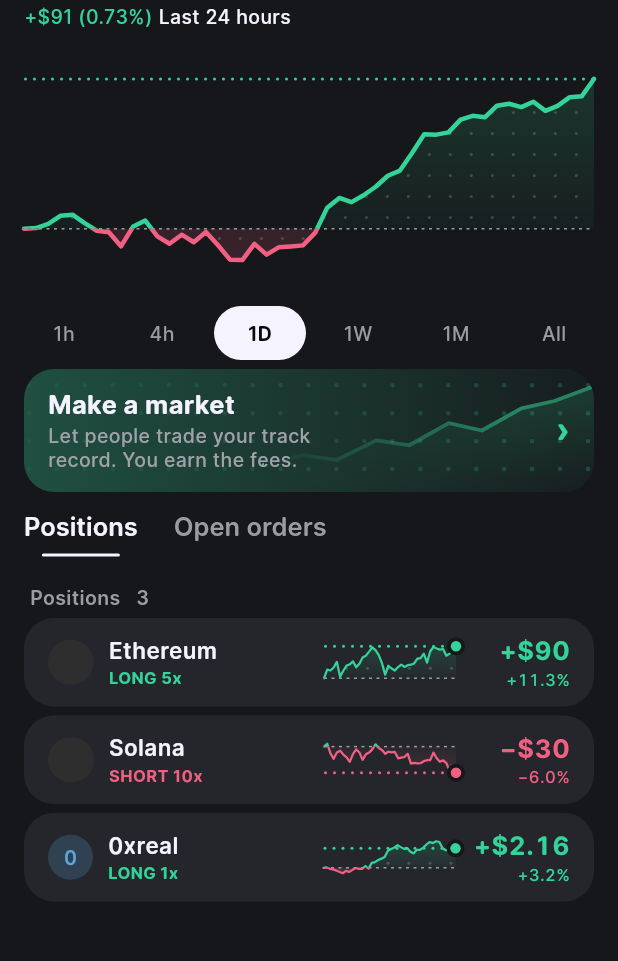
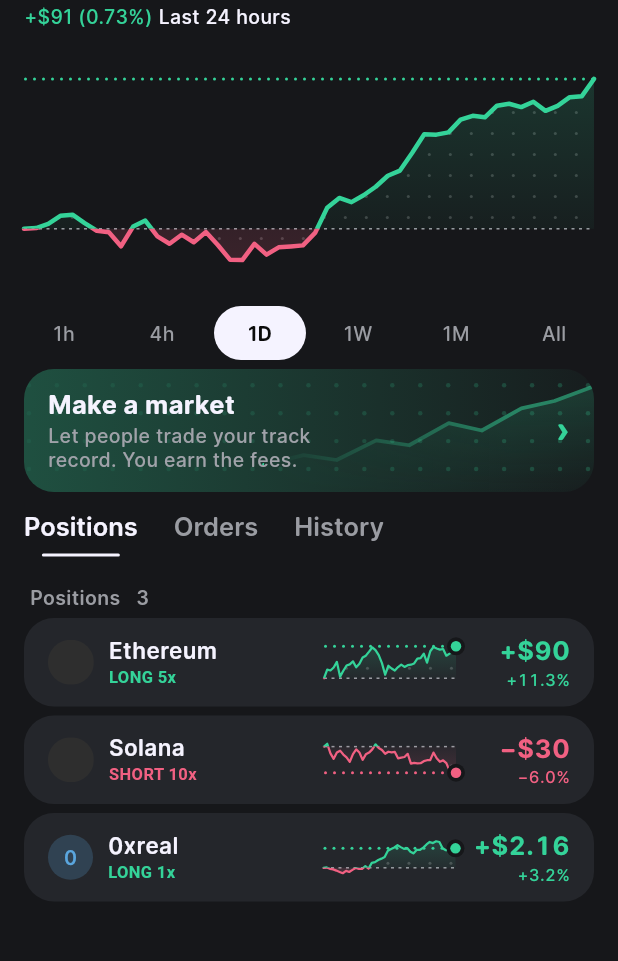
Before and after one commit to VistaMarkets/VistaColosseum, a Flutter app: the PortfolioScreen widget shown alone on an empty page, opened directly, on a phone screen of 412 x 824 dp, the part 210-1171 px from its top. Run offline on Flutter 3.47's test engine with Material 3 defaults, Android fonts, the phone set to English and light mode, and no system bars; our stand-ins replace flutter_svg; project files that could hold a hidden picture were left out.

Commit message:
Wallet: History tab of closed trades
Closing a position records it (entry, exit at the live price, realised
P/L; Undo takes it back off). History lists them newest first with the
side, when it closed and the P/L; a row opens its receipt. Open orders
is now 'Orders' so three tabs fit a 360pt phone at large text.

Co-Authored-By: Claude Opus 5.5 <noreply@anthropic.com>

```diff
--- a/app/lib/design_system/components/vista_list_row.dart
+++ b/app/lib/design_system/components/vista_list_row.dart
@@ -17,6 +17,7 @@ class VistaListRow extends StatelessWidget {
     required this.tagColor,
     this.sparkAsset,
     this.chart,
+    this.tagNote,
     required this.value,
     required this.change,
     required this.valueColor,
@@ -28,6 +29,9 @@ class VistaListRow extends StatelessWidget {
   final String title;
   final String tag;
   final Color tagColor;
+
+  /// Muted words after the tag, e.g. "closed 2d ago".
+  final String? tagNote;
 
   /// Spark chart vector (88×30), unless a live [chart] is given.
   final String? sparkAsset;
@@ -92,9 +96,26 @@ class VistaListRow extends StatelessWidget {
                       overflow: TextOverflow.ellipsis,
                     ),
                     const SizedBox(height: VistaSpace.xxs),
-                    Text(
-                      tag,
-                      style: VistaType.labelStrong.copyWith(color: tagColor),
+                    Text.rich(
+                      TextSpan(
+                        children: [
+                          TextSpan(
+                            text: tag,
+                            style: TextStyle(color: tagColor),
+                          ),
+                          if (tagNote != null)
+                            TextSpan(
+                              text: '   $tagNote',
+                              style: const TextStyle(
+                                color: VistaColors.textMuted,
+                                fontWeight: FontWeight.w500,
+                              ),
+                            ),
+                        ],
+                      ),
+                      style: VistaType.labelStrong,
+                      maxLines: 1,
+                      overflow: TextOverflow.ellipsis,
                     ),
                   ],
                 ),
--- /dev/null
+++ b/app/lib/features/portfolio/trade_history.dart
@@ -0,0 +1,112 @@
+import 'package:flutter/foundation.dart';
+import 'package:flutter/painting.dart';
+
+import '../../design_system/design_system.dart';
+import '../live/market_prices.dart';
+import 'portfolio_mock.dart';
+
+/// A position you've closed: what it was, where it opened and closed, and
+/// the P/L it realised. Simulated.
+class ClosedTrade {
+  const ClosedTrade({
+    required this.title,
+    required this.symbol,
+    required this.side,
+    required this.leverage,
+    required this.entry,
+    required this.exit,
+    required this.pnl,
+    required this.pnlPercent,
+    required this.closed,
+    this.coinAsset,
+    this.initial,
+  });
+
+  /// From an open position, closed now at the live price.
+  factory ClosedTrade.from(PortfolioPosition p) => ClosedTrade(
+    title: p.title,
+    symbol: p.detail.symbol,
+    side: p.side,
+    leverage: p.leverage,
+    entry: p.detail.entry,
+    exit: MarketPrices.of(p.detail.symbol).value,
+    pnl: p.pnl,
+    pnlPercent: p.pnlPercent,
+    closed: 'now',
+    coinAsset: p.coinAsset,
+    initial: p.initial,
+  );
+
+  final String title;
+  final String symbol;
+  final TradeSide side;
+  final int leverage;
+  final double entry;
+  final double exit;
+
+  /// Realised, e.g. "+$90" / "−$30".
+  final String pnl;
+  final String pnlPercent;
+
+  /// When it closed: "now", "2d".
+  final String closed;
+  final String? coinAsset;
+  final String? initial;
+
+  bool get inProfit => !pnl.startsWith('−');
+  Color get pnlColor => inProfit ? VistaColors.long : VistaColors.short;
+  String get tag => '${side.label.toUpperCase()} ${leverage}x';
+}
+
+/// Your closed trades, newest first. Closing a position adds one; its
+/// Undo takes it back. Held in memory; seeded with a few past trades.
+abstract final class TradeHistory {
+  static final closed = ValueNotifier<List<ClosedTrade>>(_seed);
+
+  static void add(ClosedTrade t) =>
+      closed.value = List.unmodifiable([t, ...closed.value]);
+
+  static void remove(ClosedTrade t) =>
+      closed.value = List.unmodifiable([...closed.value]..remove(t));
+
+  static void reset() => closed.value = _seed;
+
+  static final _seed = List<ClosedTrade>.unmodifiable(const [
+    ClosedTrade(
+      title: 'Bitcoin',
+      symbol: 'BTC',
+      side: TradeSide.long,
+      leverage: 3,
+      entry: 64920,
+      exit: 66340,
+      pnl: r'+$131',
+      pnlPercent: '+6.6%',
+      closed: '2d',
+      coinAsset: VistaAssets.coinBtcRow,
+    ),
+    ClosedTrade(
+      title: 'Solana',
+      symbol: 'SOL',
+      side: TradeSide.short,
+      leverage: 5,
+      entry: 201.30,
+      exit: 196.80,
+      pnl: r'+$56',
+      pnlPercent: '+11.2%',
+      closed: '5d',
+      coinAsset: VistaAssets.coinSolRow,
+    ),
+    ClosedTrade(
+      title: 'Arbitrum',
+      symbol: 'ARB',
+      side: TradeSide.long,
+      leverage: 10,
+      entry: 1.14,
+      exit: 1.09,
+      pnl: r'−$44',
+      pnlPercent: '−43.9%',
+      closed: '1w',
+      coinAsset: VistaAssets.coinArbRow,
+    ),
+  ]);
+}
--- a/app/lib/features/profile/profile_mock.dart
+++ b/app/lib/features/profile/profile_mock.dart
@@ -49,7 +49,10 @@ class ProfileReceipt {
   final String entry;
   final String close;
 
-  bool get open => !lead.startsWith('Right') && !lead.startsWith('Wrong');
+  bool get open =>
+      !lead.startsWith('Right') &&
+      !lead.startsWith('Wrong') &&
+      !close.startsWith('Closed');
   final String rail;
   final String title;
   final String lead;
```
Also changed, not shown: app/lib/features/portfolio/portfolio_screen.dart (+72 -2 lines), app/lib/features/portfolio/position_sheet.dart (+8 -1 lines), app/lib/features/profile/receipts_screen.dart (+6 -2 lines), 2 other files.
